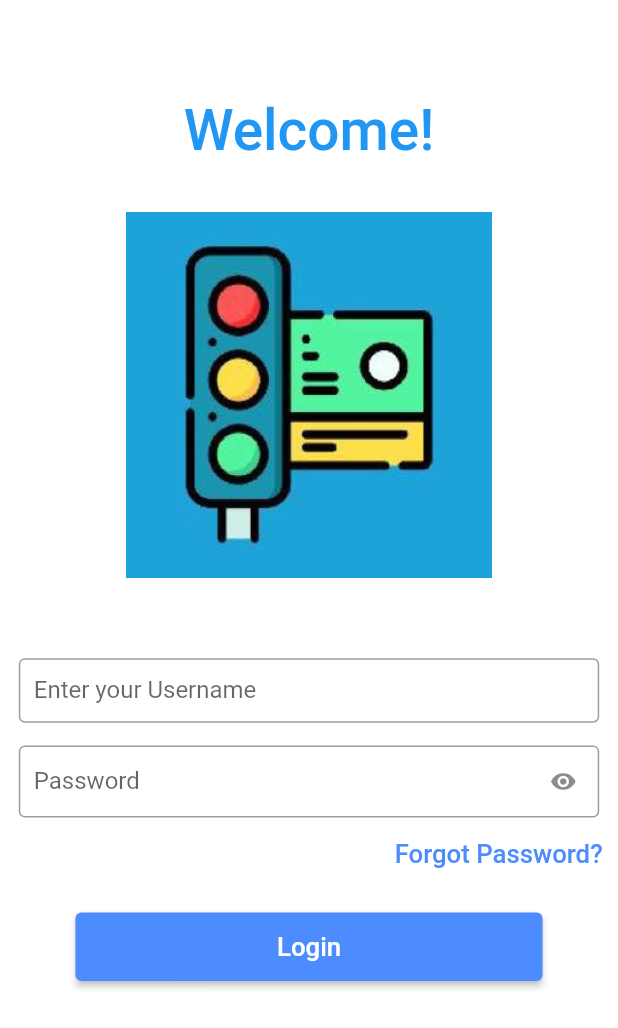
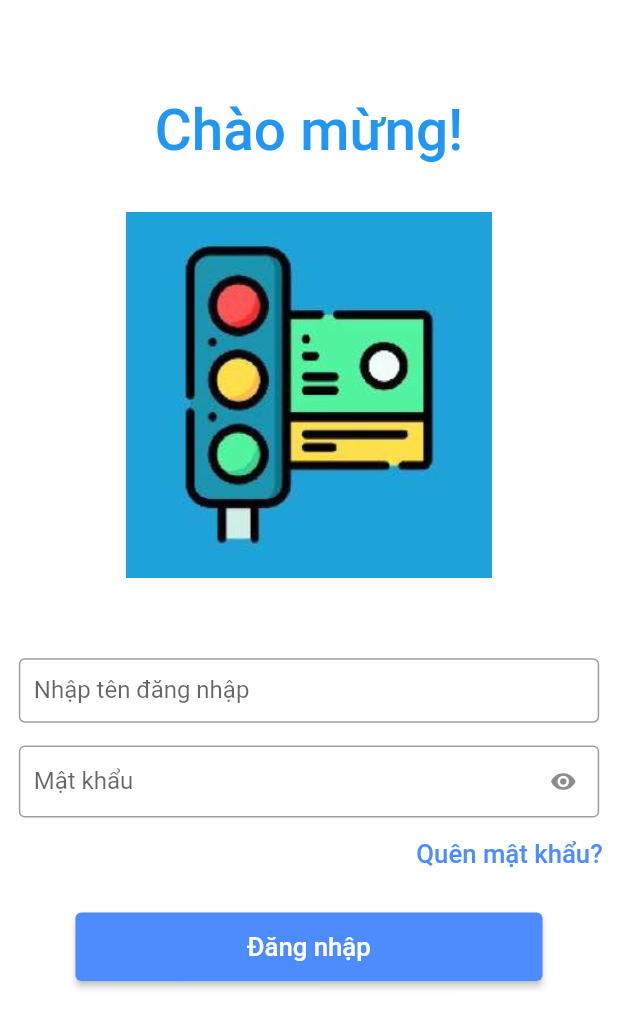
Before and after one commit to nguyentea/MOT_ControlPanel_flutter-dev_thuc, a Flutter app: the screen it shows after launch, on a phone screen of 412 x 824 dp. Shown: the top 1028 px of the screen. Run offline on Flutter 3.47's test engine with Material 2 defaults, Android fonts, the light colour scheme and no system bars; our stand-ins replace animated_text_kit, awesome_dialog, cloud_firestore, dio, firebase_auth, firebase_core and 6 more; missing offline and left inert: flutter_downloader, flutter_vlc_player, side_bar_custom, splash_screen_view; accounts and stored records are empty; Roboto replaces fonts that are missing (Poppins).

Commit message:
Sửa giao diện login

```diff
--- a/lib/components/preview_camera.dart
+++ b/lib/components/preview_camera.dart
@@ -5,7 +5,6 @@ class ViewCamera extends StatefulWidget {
   ViewCamera({Key? key, required this.link}) : super(key: key);
 
   final String link;
-
   @override
   State<ViewCamera> createState() => _ViewCameraState();
 }
--- a/lib/screens/login.dart
+++ b/lib/screens/login.dart
@@ -30,8 +30,8 @@ class _LogInPageState extends State<LogInPage> {
       navigateRoute: SignPage(),
       duration: 5000,
       imageSize: 300,
-      imageSrc: "assets/logo_appthuepin.png",
-      text: "Loading",
+      imageSrc: "assets/logoApp.jpg",
+      text: "Đang tải ...",
       textType: TextType.ColorizeAnimationText,
       textStyle: TextStyle(
         fontSize: 220*curR,
@@ -109,7 +109,7 @@ class _SignPageState extends State<SignPage> {
                     padding:  EdgeInsets.only(top: 10*curR,left: 10*curR,right: 10*curR,bottom: 10*curR),
                     // margin: EdgeInsets.only(top: 70 * heightR),
                     child:  Text(
-                      'Welcome!',
+                      'Chào mừng!',
                       style: TextStyle(
                           color: Colors.blue,
                           fontWeight: FontWeight.w500,
@@ -128,7 +128,7 @@ class _SignPageState extends State<SignPage> {
                     child: TextFormField(
                       controller: nameController,
                       decoration:  InputDecoration(
-                        labelText: 'Enter your Username',
+                        labelText: 'Nhập tên đăng nhập',
                       ),
                     ),
                 ),
@@ -137,12 +137,12 @@ class _SignPageState extends State<SignPage> {
                   child: TextField(
                     controller: passwordController,
                     decoration: InputDecoration(
-                      labelText: 'Password',
-                      hintText: "Enter your Password",
+                      labelText: 'Mật khẩu',
+                      hintText: "Nhập mật khẩu",
                       suffixIcon: IconButton(
                           icon: Icon(
                             showPass ? Icons.visibility : Icons.visibility_off,
-                            semanticLabel: showPass ? 'hide password' : 'show password',
+                            semanticLabel: showPass ? 'Ẩn mật khẩu' : 'Hiện mật khẩu',
                           ),
                           onPressed: () {
                             setState(() {
@@ -169,20 +169,20 @@ class _SignPageState extends State<SignPage> {
                         context: context,
                         animType: AnimType.leftSlide,
                         headerAnimationLoop: false,
-                        dialogType: DialogType.error,
+                        dialogType: DialogType.info,
                         showCloseIcon: true,
-                        title: 'Notification',
+                        title: 'Thông báo',
                         desc:
                         'Vui lòng liên hệ với quản trị viên để lấy lại mật khẩu!',
                         btnOkOnPress: () {
                         },
-                        btnOkIcon: Icons.cancel,
+                        // btnOkIcon: Icons.cancel,
                         onDismissCallback: (type) {
                         },
                       ).show();
                     },
                     child:  Text(
-                      'Forgot Password?',
+                      'Quên mật khẩu?',
                       style: TextStyle(
                         fontSize: 100*curR,
                       ),
@@ -196,7 +196,7 @@ class _SignPageState extends State<SignPage> {
                     padding:  EdgeInsets.fromLTRB(60*widthR, 0, 60*widthR, 0),
                     child: ElevatedButton(
                       child:  Text(
-                        'Login',
+                        'Đăng nhập',
                         style: TextStyle(fontSize: 100*curR),
                       ),
                       onPressed: () {
```
Also changed, not shown: 5 other files.
